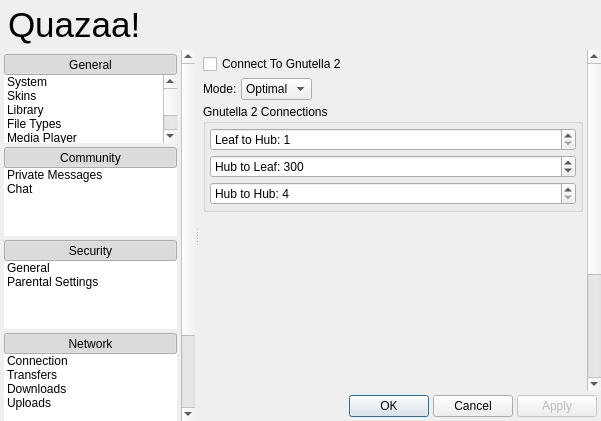
The window that Quazaa/UI/dialogsettings.ui (c3c/quazaa) describes before a commit, drawn with Qt 5.
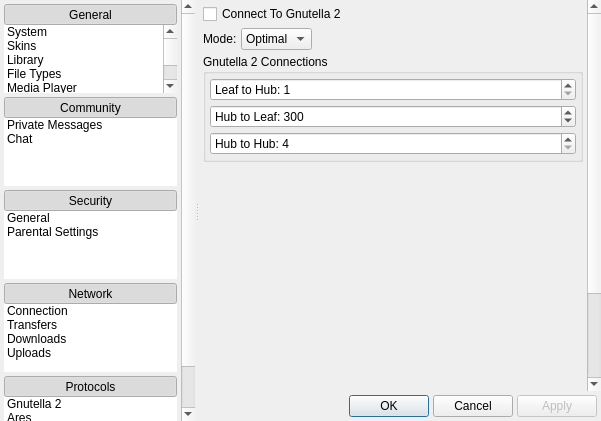
The same window after the commit. Icons and pictures are not drawn.

```diff
--- a/Quazaa/UI/dialogsettings.ui
+++ b/Quazaa/UI/dialogsettings.ui
@@ -30,66 +30,6 @@
    <property name="margin">
     <number>0</number>
    </property>
-   <item>
-    <widget class="QFrame" name="frameCommonHeader">
-     <property name="minimumSize">
-      <size>
-       <width>0</width>
-       <height>50</height>
-      </size>
-     </property>
-     <property name="maximumSize">
-      <size>
-       <width>16777215</width>
-       <height>50</height>
-      </size>
-     </property>
-     <property name="frameShape">
-      <enum>QFrame::NoFrame</enum>
-     </property>
-     <property name="frameShadow">
-      <enum>QFrame::Raised</enum>
-     </property>
-     <layout class="QGridLayout" name="gridLayout_23">
-      <property name="margin">
-       <number>1</number>
-      </property>
-      <property name="spacing">
-       <number>0</number>
-      </property>
-      <item row="0" column="0">
-       <widget class="QLabel" name="labelLogo">
-        <property name="styleSheet">
-         <string notr="true">background-color: transparent;</string>
-        </property>
-        <property name="text">
-         <string/>
-        </property>
-        <property name="pixmap">
-         <pixmap resource="../Resource.qrc">:/Resource/Quazaa48.png</pixmap>
-        </property>
-       </widget>
-      </item>
-      <item row="0" column="1">
-       <widget class="QLabel" name="labelHeaderText">
-        <property name="sizePolicy">
-         <sizepolicy hsizetype="MinimumExpanding" vsizetype="Preferred">
-          <horstretch>0</horstretch>
-          <verstretch>0</verstretch>
-         </sizepolicy>
-        </property>
-        <property name="text">
-         <string notr="true">&lt;!DOCTYPE HTML PUBLIC &quot;-//W3C//DTD HTML 4.0//EN&quot; &quot;http://www.w3.org/TR/REC-html40/strict.dtd&quot;&gt;
-&lt;html&gt;&lt;head&gt;&lt;meta name=&quot;qrichtext&quot; content=&quot;1&quot; /&gt;&lt;style type=&quot;text/css&quot;&gt;
-p, li { white-space: pre-wrap; }
-&lt;/style&gt;&lt;/head&gt;&lt;body style=&quot; font-family:'MS Shell Dlg 2'; font-size:8.25pt; font-weight:400; font-style:normal;&quot;&gt;
-&lt;p style=&quot; margin-top:0px; margin-bottom:0px; margin-left:0px; margin-right:0px; -qt-block-indent:0; text-indent:0px;&quot;&gt;&lt;span style=&quot; font-size:26pt;&quot;&gt;Quazaa!&lt;/span&gt;&lt;/p&gt;&lt;/body&gt;&lt;/html&gt;</string>
-        </property>
-       </widget>
-      </item>
-     </layout>
-    </widget>
-   </item>
    <item>
     <widget class="QSplitter" name="splitter">
      <property name="autoFillBackground">
```
